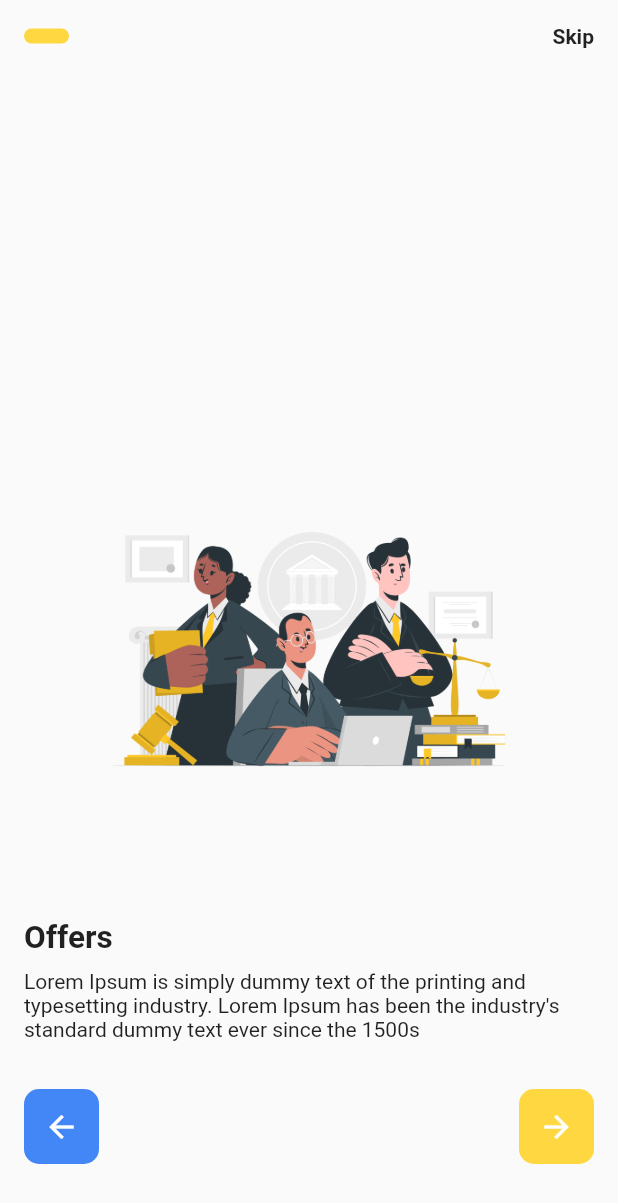
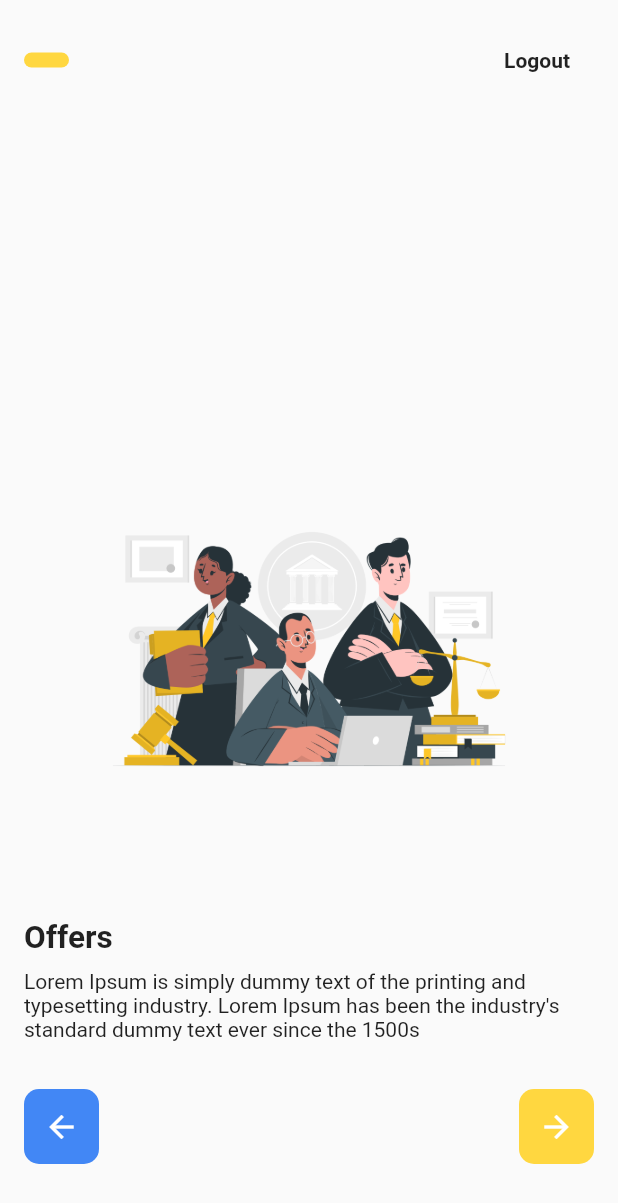
Before and after one commit to 4RSIM3R/flutter-kominfo-blitar, a Flutter app: the HomePage screen opened by its route, on a phone screen of 412 x 824 dp. Shown: the top 1203 px of the screen. Run offline on Flutter 3.47's test engine with Material 2 defaults, Android fonts, the phone set to English and light mode, and no system bars; our stand-ins replace dio, geolocator, image_picker, pretty_dio_logger, shared_preferences; missing offline and left inert: flutter_stream_listener; accounts and stored records are empty.

```diff
--- a/lib/pages/home_page.dart
+++ b/lib/pages/home_page.dart
@@ -1,5 +1,6 @@
 import 'package:flutter/material.dart';
 import 'package:flutter_training/pages/list_attendance_page.dart';
+import 'package:flutter_training/sources/session_source.dart';
 
 class HomePage extends StatelessWidget {
   const HomePage({super.key});
@@ -25,14 +26,18 @@ class HomePage extends StatelessWidget {
                     ),
                   ),
                   InkWell(
-                    onTap: () {
-                      print("Skip Me");
+                    onTap: () async {
+                      await SessionSource().deleteToken();
+                      Navigator.pushReplacementNamed(context, '/login');
                     },
-                    child: Text(
-                      "Skip",
-                      style: TextStyle(
-                        fontSize: 14,
-                        fontWeight: FontWeight.w600,
+                    child: Padding(
+                      padding: const EdgeInsets.all(16),
+                      child: Text(
+                        "Logout",
+                        style: TextStyle(
+                          fontSize: 14,
+                          fontWeight: FontWeight.w600,
+                        ),
                       ),
                     ),
                   ),
--- a/lib/pages/splash_page.dart
+++ b/lib/pages/splash_page.dart
@@ -20,9 +20,9 @@ class _SplashPageState extends State<SplashPage> {
     final token = await SessionSource().readToken();
     print(token);
     if (token != null) {
-      Navigator.pushNamed(context, '/home');
+      Navigator.pushReplacementNamed(context, '/home');
     } else {
-      Navigator.pushNamed(context, '/login');
+      Navigator.pushReplacementNamed(context, '/login');
     }
   }
 
```
Also changed, not shown: lib/bloc/login_bloc.dart (+18 -5 lines), lib/pages/login_page.dart (+4 -4 lines), lib/utils/wrapper.dart (+6 -3 lines).
